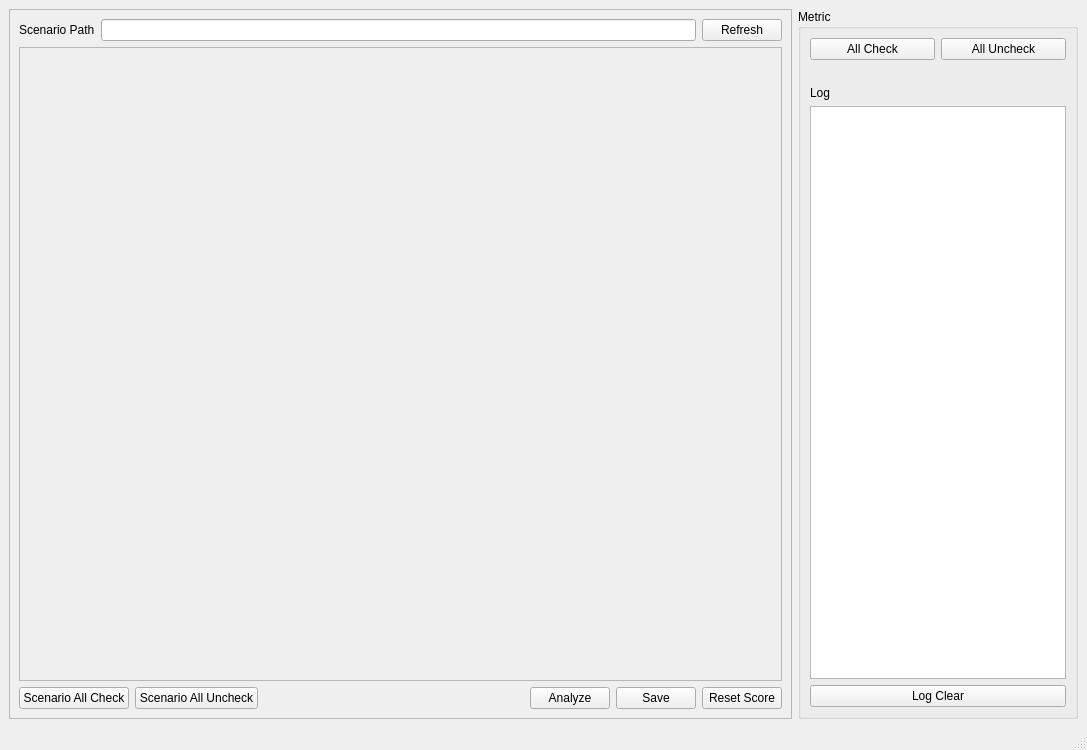
The window that chatgpt_performance_metric/ui_designer/main_frame.ui (tom-shin/perf_metric) describes before a commit, drawn with Qt 5.
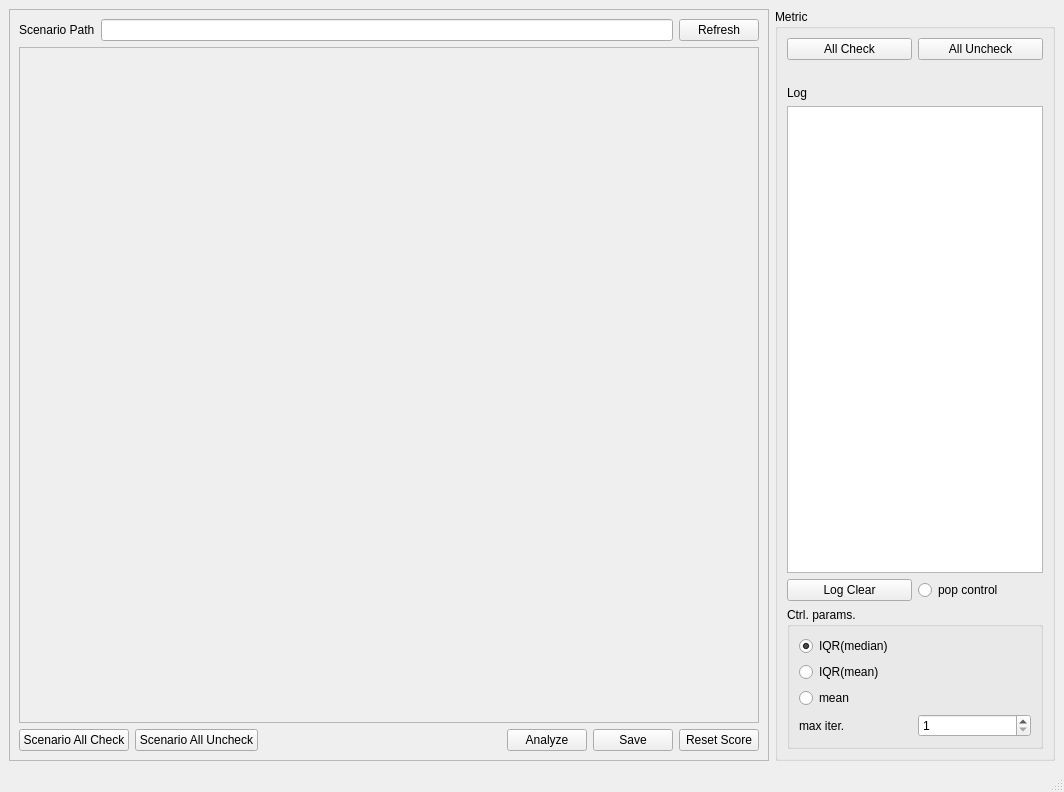
The same window after the commit.

Diff of the .ui file:
```diff
--- a/chatgpt_performance_metric/ui_designer/main_frame.ui
+++ b/chatgpt_performance_metric/ui_designer/main_frame.ui
@@ -6,16 +6,16 @@
    <rect>
     <x>0</x>
     <y>0</y>
-    <width>1087</width>
-    <height>750</height>
+    <width>1064</width>
+    <height>792</height>
    </rect>
   </property>
   <property name="windowTitle">
    <string>MainWindow</string>
   </property>
   <widget class="QWidget" name="centralwidget">
-   <layout class="QHBoxLayout" name="horizontalLayout_2">
-    <item>
+   <layout class="QGridLayout" name="gridLayout">
+    <item row="0" column="0">
      <widget class="QFrame" name="frame">
       <property name="sizePolicy">
        <sizepolicy hsizetype="Expanding" vsizetype="Preferred">
@@ -29,22 +29,22 @@
       <property name="frameShadow">
        <enum>QFrame::Raised</enum>
       </property>
-      <layout class="QVBoxLayout" name="verticalLayout_10">
-       <item>
-        <layout class="QVBoxLayout" name="verticalLayout">
-         <item>
-          <layout class="QHBoxLayout" name="horizontalLayout">
-           <item>
+      <layout class="QGridLayout" name="gridLayout_2">
+       <item row="0" column="0">
+        <layout class="QGridLayout" name="gridLayout_3">
+         <item row="0" column="0">
+          <layout class="QGridLayout" name="gridLayout_4">
+           <item row="0" column="0">
             <widget class="QLabel" name="label">
              <property name="text">
               <string>Scenario Path</string>
              </property>
             </widget>
            </item>
-           <item>
+           <item row="0" column="1">
             <widget class="QLineEdit" name="scenario_path_lineedit"/>
            </item>
-           <item>
+           <item row="0" column="2">
             <widget class="QPushButton" name="refresh_pushButton">
              <property name="text">
               <string>Refresh</string>
@@ -55,7 +55,7 @@
          </item>
         </layout>
        </item>
-       <item>
+       <item row="1" column="0">
         <widget class="QScrollArea" name="scrollArea">
          <property name="widgetResizable">
           <bool>true</bool>
@@ -65,8 +65,8 @@
            <rect>
             <x>0</x>
             <y>0</y>
-            <width>752</width>
-            <height>575</height>
+            <width>729</width>
+            <height>617</height>
            </rect>
           </property>
           <layout class="QVBoxLayout" name="verticalLayout_11">
@@ -77,7 +77,7 @@
          </widget>
         </widget>
        </item>
-       <item>
+       <item row="2" column="0">
         <layout class="QHBoxLayout" name="horizontalLayout_4">
          <item>
           <widget class="QPushButton" name="all_check_scenario">
@@ -132,7 +132,7 @@
       </layout>
      </widget>
     </item>
-    <item>
+    <item row="0" column="1">
      <widget class="QGroupBox" name="groupBox">
       <property name="title">
        <string>Metric</string>
@@ -185,10 +185,76 @@
         </widget>
        </item>
        <item>
-        <widget class="QPushButton" name="log_clear_pushButton">
-         <property name="text">
-          <string>Log Clear</string>
+        <layout class="QHBoxLayout" name="horizontalLayout">
+         <item>
+          <widget class="QPushButton" name="log_clear_pushButton">
+           <property name="text">
+            <string>Log Clear</string>
+           </property>
+          </widget>
+         </item>
+         <item>
+          <widget class="QRadioButton" name="popctrl_radioButton">
+           <property name="text">
+            <string>pop control</string>
+           </property>
+          </widget>
+         </item>
+        </layout>
+       </item>
+       <item>
+        <widget class="QGroupBox" name="groupBox_2">
+         <property name="title">
+          <string>Ctrl. params.</string>
          </property>
+         <layout class="QVBoxLayout" name="verticalLayout_2">
+          <item>
+           <layout class="QVBoxLayout" name="verticalLayout">
+            <item>
+             <widget class="QRadioButton" name="iqr_median_radioButton">
+              <property name="text">
+               <string>IQR(median)</string>
+              </property>
+              <property name="checked">
+               <bool>true</bool>
+              </property>
+             </widget>
+            </item>
+            <item>
+             <widget class="QRadioButton" name="iqr_mean_radioButton">
+              <property name="text">
+               <string>IQR(mean)</string>
+              </property>
+             </widget>
+            </item>
+            <item>
+             <widget class="QRadioButton" name="mean_radioButton">
+              <property name="text">
+               <string>mean</string>
+              </property>
+             </widget>
+            </item>
+           </layout>
+          </item>
+          <item>
+           <layout class="QHBoxLayout" name="horizontalLayout_2">
+            <item>
+             <widget class="QLabel" name="label_4">
+              <property name="text">
+               <string>max iter.</string>
+              </property>
+             </widget>
+            </item>
+            <item>
+             <widget class="QSpinBox" name="max_iter_spinBox">
+              <property name="minimum">
+               <number>1</number>
+              </property>
+             </widget>
+            </item>
+           </layout>
+          </item>
+         </layout>
         </widget>
        </item>
       </layout>
```
Left out of the diff: 2 changed lines with no effect on the pictures.
